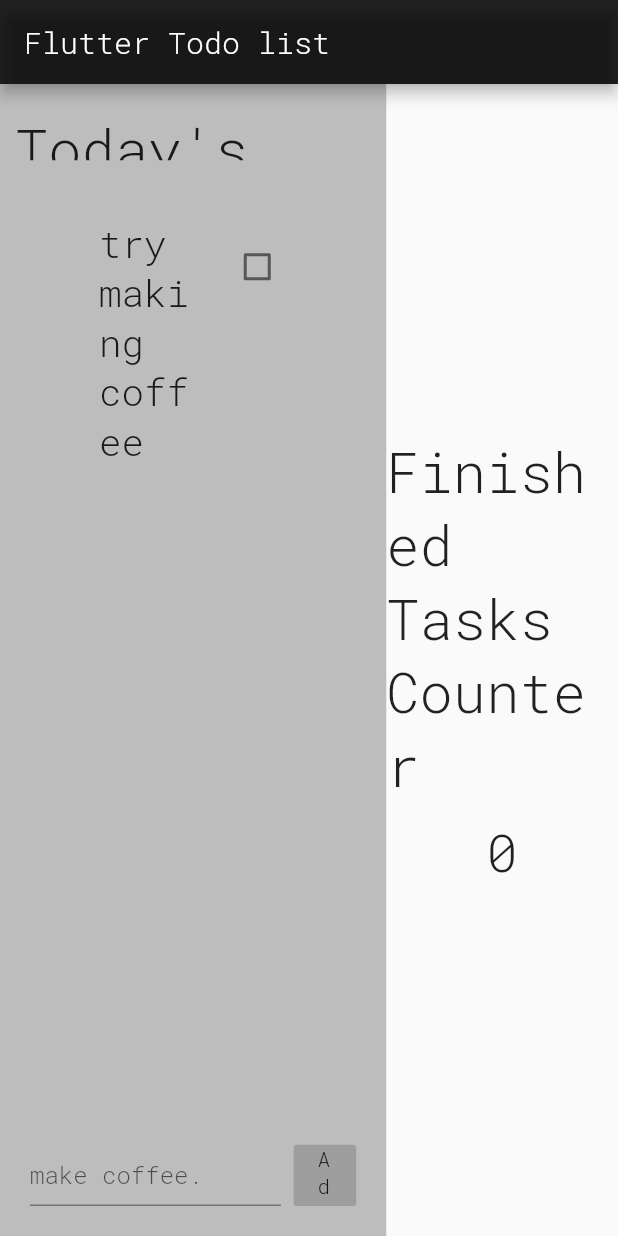
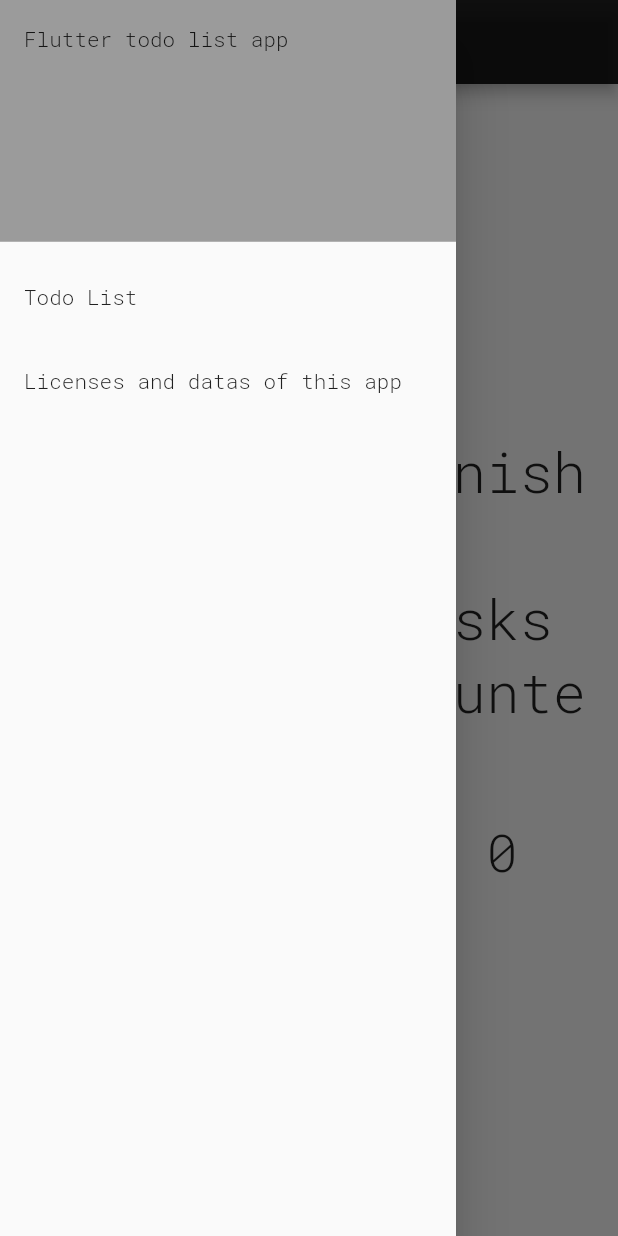
Before and after one commit to tabe0000/flutter_todo_list_for_web, a Flutter app: the screen it shows after launch, with the side drawer open (before the commit the screen has no drawer), on a phone screen of 412 x 824 dp. Run offline on Flutter 3.47's test engine with Material 2 defaults, Android fonts, the phone set to English and light mode, and no system bars; our stand-ins replace timer_builder; missing offline and left inert: flutter_picker; Roboto replaces fonts that are missing (Sawarabi).

Commit message:
add description and licenses dart file

```diff
--- a/lib/main.dart
+++ b/lib/main.dart
@@ -34,6 +34,28 @@ class _RootPageState extends State<RootPage> {
   @override
   Widget build(BuildContext context) {
     return Scaffold(
+        drawer: Drawer(
+          child: ListView(
+            padding: EdgeInsets.zero,
+            children: <Widget>[
+              DrawerHeader(
+                child: Text('Flutter todo list app'),
+                decoration: BoxDecoration(
+                  color: Colors.black38
+                ),
+              ),
+              ListTile(
+                title: Text("Todo List"),
+                onTap: () {
+
+                },
+              ),
+              ListTile(
+                title: Text("Licenses and datas of this app")
+              )
+            ],
+          )
+        ),
         appBar: AppBar(
           title: Text("Flutter Todo list",
               style: TextStyle(color: Colors.white, fontFamily: "Roboto")),
```
Also changed, not shown: lib/licences.dart (added, +20 -0 lines), lib/description.dart (added).
